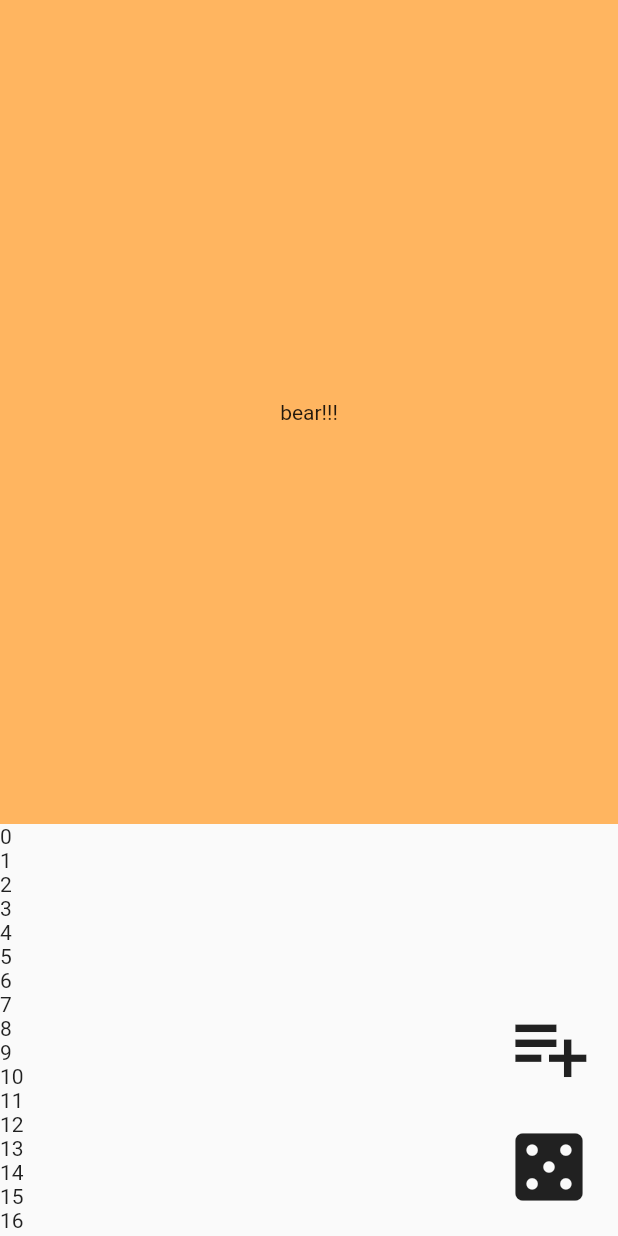
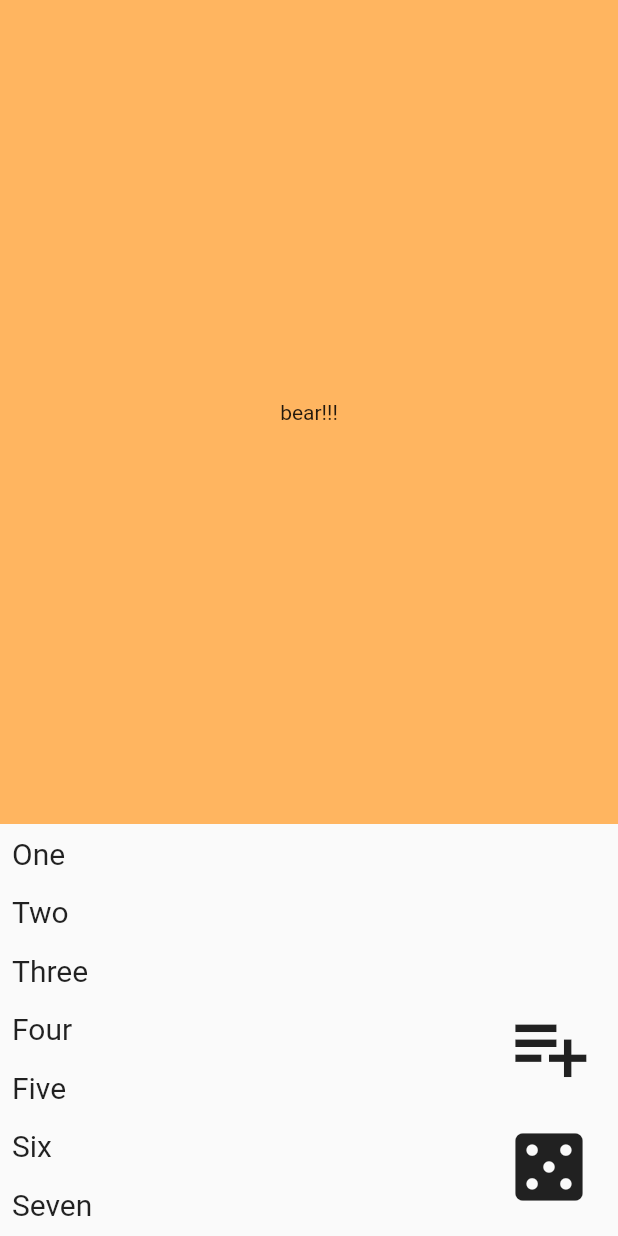
Before and after one commit to takasea/rigmarole, a Flutter app: the screen it shows after launch, on a phone screen of 412 x 824 dp. Run offline on Flutter 3.47's test engine with Material 2 defaults, Android fonts, the phone set to English and light mode, and no system bars.

Commit message:
connect data with UI

```diff
--- a/lib/main.dart
+++ b/lib/main.dart
@@ -1,4 +1,6 @@
 import 'package:flutter/material.dart';
+
+import 'model/projectdata.dart';
 
 import 'utilities/selectuiplatform.dart';
 import 'ui/material/materialappui.dart';
@@ -7,21 +9,31 @@ import 'ui/ios/cupertinoappui.dart';
 void main() {
   // debugPrintBeginFrameBanner = true;
   // debugPrintRebuildDirtyWidgets = true;
+
+  // const app = App(key: GlobalObjectKey<AppState>('state'), projects: []);
+  // app.projects.addAll(dummyData);
+  // runApp(app);
+
+  //TODO: get DB data
+
   runApp(
-    const App(
-      key: GlobalObjectKey<AppState>('state'),
+    App(
+      key: const GlobalObjectKey<AppState>('state'),
+      projects: dummyData,
     ),
   );
 }
 
 class App extends StatefulWidget {
-  const App({required key}) : super(key: key);
+  const App({required key, required this.projects}) : super(key: key);
+  final List<ProjectData> projects;
   @override
   AppState createState() => AppState();
 }
 
 class AppState extends State<App> with WidgetsBindingObserver {
   final ValueNotifier<int> counter = ValueNotifier<int>(0);
+  late final List<ProjectData> projects;
 
   //TODO : add other state
 
@@ -29,6 +41,7 @@ class AppState extends State<App> with WidgetsBindingObserver {
   void initState() {
     super.initState();
     WidgetsBinding.instance!.addObserver(this);
+    projects = widget.projects;
   }
 
   @override
--- a/lib/model/projectdata.dart
+++ b/lib/model/projectdata.dart
@@ -25,3 +25,37 @@ class ProjectData {
     //TODO:
   }
 }
+
+List<ProjectData> dummyData = [
+  ProjectData(
+    title: 'One',
+    pomodori: [
+      PomodoroData(
+        what: 'what One 1',
+        mean: 'mean One 1',
+      ),
+      PomodoroData(
+        what: 'what One 2',
+        mean: 'mean One 2',
+      ),
+      PomodoroData(
+        what: 'what One 3',
+        mean: 'mean One 3',
+      ),
+    ],
+  ),
+  ProjectData(
+    title: 'Two',
+    pomodori: [
+      PomodoroData(
+        what: 'what Two 1',
+        mean: 'mean Two 1',
+      ),
+    ],
+  ),
+  ProjectData(title: 'Three', pomodori: []),
+  ProjectData(title: 'Four', pomodori: []),
+  ProjectData(title: 'Five', pomodori: []),
+  ProjectData(title: 'Six', pomodori: []),
+  ProjectData(title: 'Seven', pomodori: []),
+];
--- a/lib/ui/material/screen/materialprojectscreen.dart
+++ b/lib/ui/material/screen/materialprojectscreen.dart
@@ -1,4 +1,5 @@
 import 'package:flutter/material.dart';
+import 'package:rigmarole/main.dart' show AppState;
 import 'package:rigmarole/ui/material/screen/materialstepperscreen.dart';
 
 class MaterialProjectScreen extends StatelessWidget {
@@ -25,12 +26,22 @@ class MaterialProjectScreen extends StatelessWidget {
           Flexible(
             flex: 1,
             child: ListView.builder(
+              itemCount: AppState.draw.projects.length,
               itemBuilder: (context, index) {
                 return GestureDetector(
-                  child: Text(index.toString()),
+                  child: Padding(
+                    padding: const EdgeInsets.all(8.0),
+                    child: Text(
+                      AppState.draw.projects[index].title,
+                      style: const TextStyle(fontSize: 20),
+                    ),
+                  ),
                   onTap: () {
                     Navigator.pushReplacementNamed(
-                        context, MaterialStepperScreen.name);
+                      context,
+                      MaterialStepperScreen.name,
+                      arguments: index,
+                    );
                   },
                 );
               },
```
Also changed, not shown: lib/ui/material/screen/materialstepperscreen.dart (+36 -5 lines).
